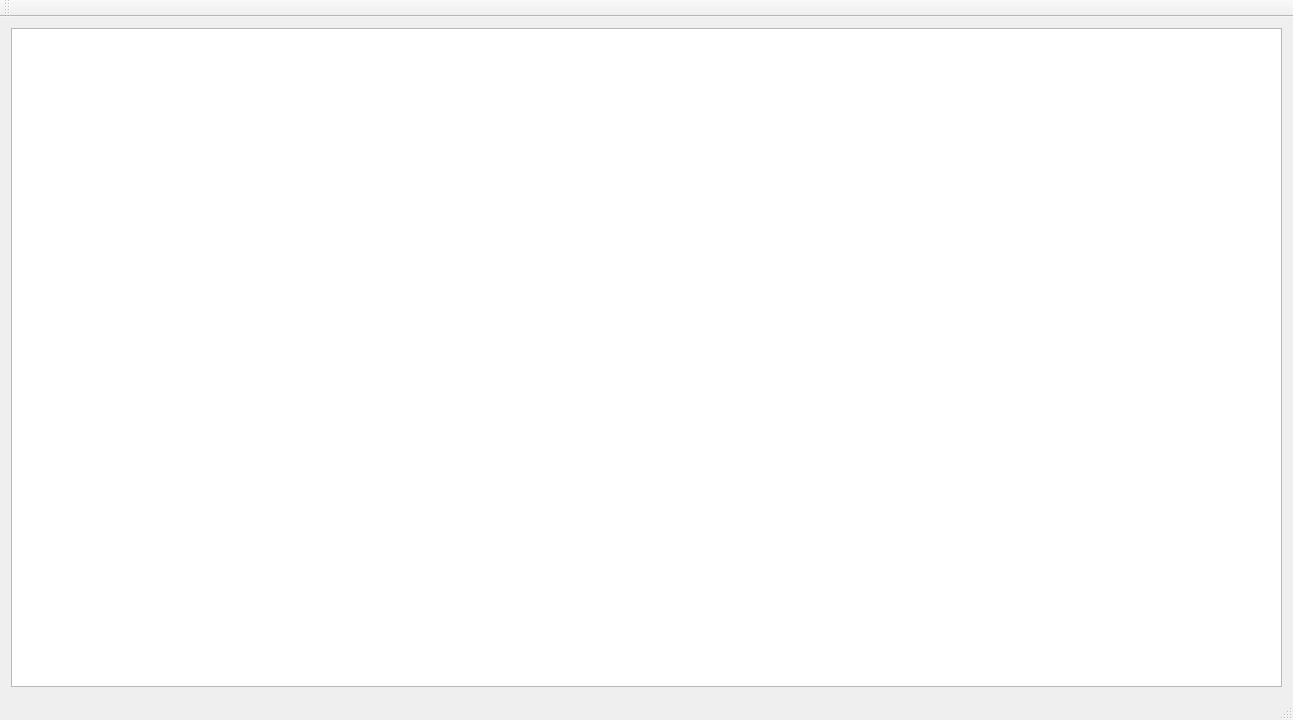
Qt form mainwindow.ui (gMitchell09/Point_Of_Divergence) before a commit.
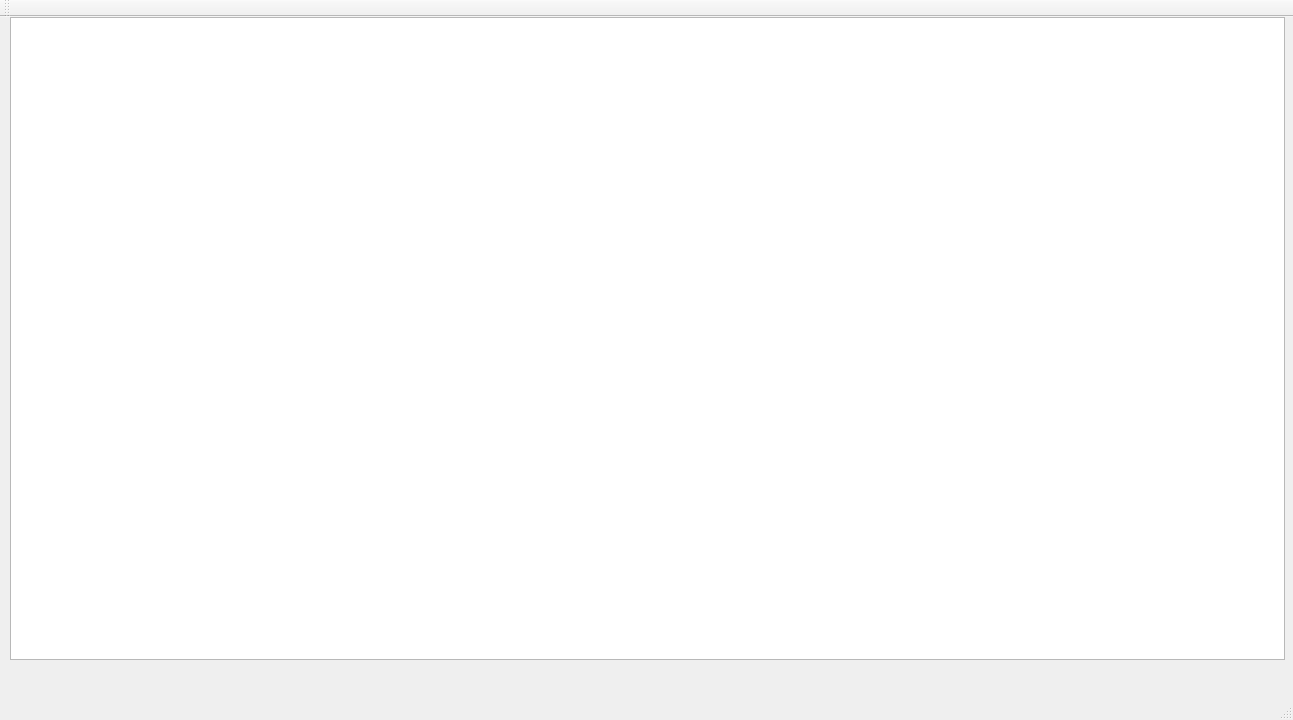
The same form after that commit.

Diff of the .ui file:
```diff
--- a/mainwindow.ui
+++ b/mainwindow.ui
@@ -14,11 +14,16 @@
    <string>MainWindow</string>
   </property>
   <widget class="QWidget" name="centralWidget">
-   <layout class="QVBoxLayout" name="verticalLayout">
-    <item>
-     <widget class="QGraphicsView" name="graphicsView"/>
-    </item>
-   </layout>
+   <widget class="QGraphicsView" name="graphicsView">
+    <property name="geometry">
+     <rect>
+      <x>10</x>
+      <y>0</y>
+      <width>1275</width>
+      <height>643</height>
+     </rect>
+    </property>
+   </widget>
   </widget>
   <widget class="QMenuBar" name="menuBar">
    <property name="geometry">
```
Left out of the diff: 2 changed lines with no effect on the pictures.
